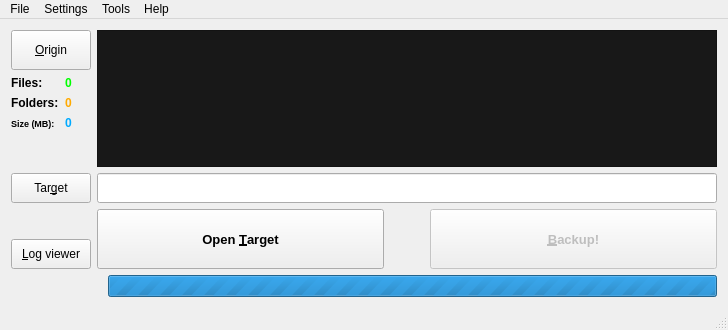
GTRONICK/QBack, file bumain.ui: the form before one commit.
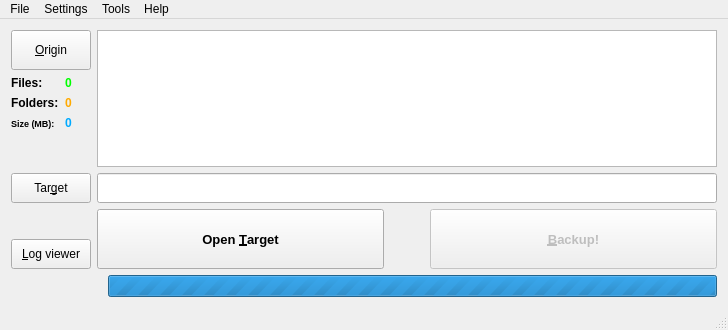
The form after the commit. Icons and pictures are not drawn.

Commit message: Changed plainTextEdit to textEdit

```diff
--- a/bumain.ui
+++ b/bumain.ui
@@ -232,30 +232,14 @@
         <item>
          <layout class="QVBoxLayout" name="verticalLayout_2">
           <item>
-           <widget class="QPlainTextEdit" name="fromFilesTextArea">
-            <property name="sizePolicy">
-             <sizepolicy hsizetype="Expanding" vsizetype="Expanding">
-              <horstretch>0</horstretch>
-              <verstretch>0</verstretch>
-             </sizepolicy>
-            </property>
-            <property name="minimumSize">
-             <size>
-              <width>600</width>
-              <height>110</height>
-             </size>
-            </property>
+           <widget class="QTextEdit" name="fromFilesTextArea">
             <property name="font">
              <font>
               <pointsize>10</pointsize>
              </font>
             </property>
-            <property name="styleSheet">
-             <string notr="true">background-color: rgb(24, 24, 24);
-color: rgb(85, 255, 0);</string>
-            </property>
             <property name="lineWrapMode">
-             <enum>QPlainTextEdit::NoWrap</enum>
+             <enum>QTextEdit::NoWrap</enum>
             </property>
            </widget>
           </item>
```
Left out of the diff: 2 changed lines with no effect on the pictures.
